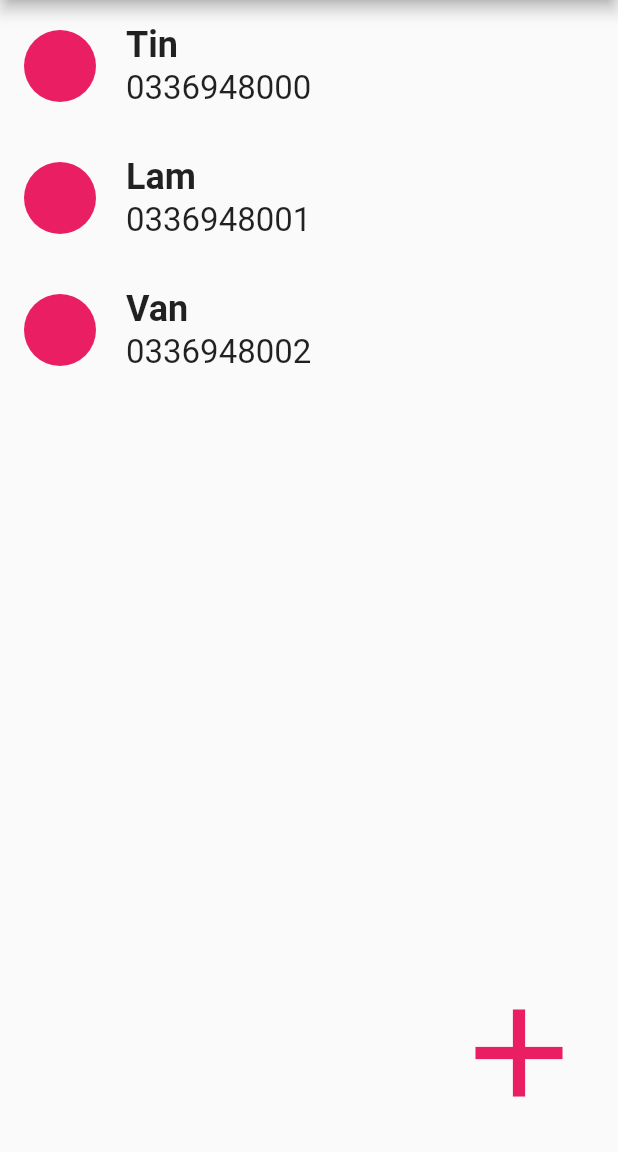
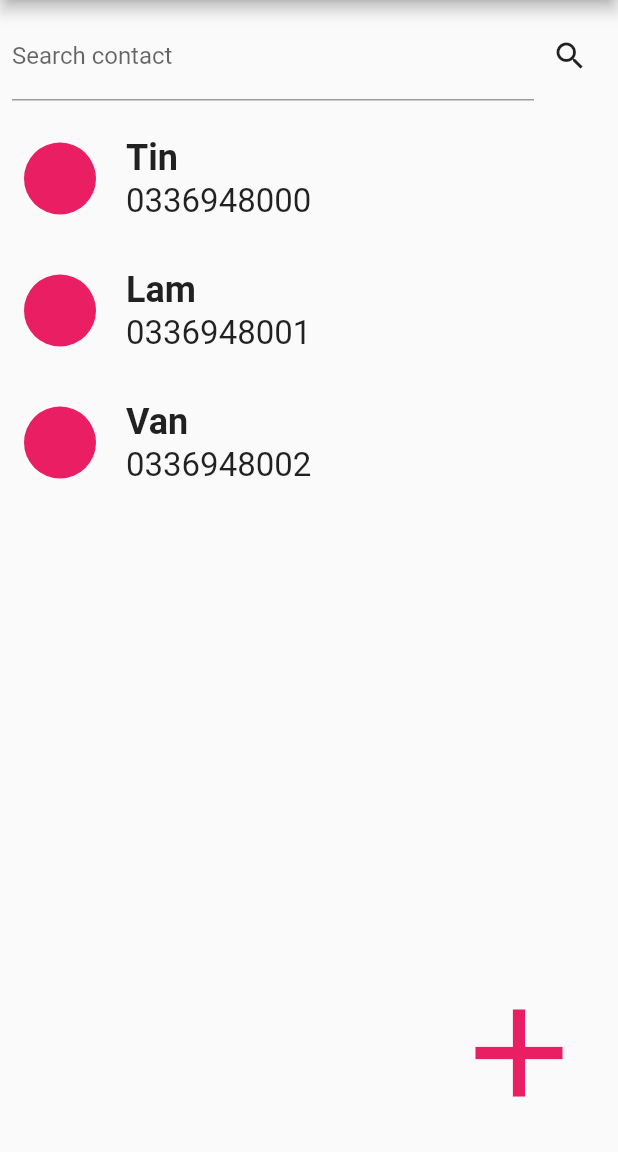
Before and after one commit to nuno314/contact-app-bloc-pattern, a Flutter app: the screen it shows after launch, on a phone screen of 412 x 824 dp, the part 84-1236 px from its top. Run offline on Flutter 3.47's test engine with Material 2 defaults, Android fonts, the phone set to English and light mode, and no system bars; our stand-ins replace flutter_bloc.

Commit message:
Update from Quan

```diff
--- a/lib/main.dart
+++ b/lib/main.dart
@@ -1,5 +1,4 @@
 import 'package:contact_listing_bloc/src/blocs/contacts/contacts_bloc.dart';
-import 'package:contact_listing_bloc/src/models/contacts.dart';
 import 'package:contact_listing_bloc/src/modules/contact/contact_list_page.dart';
 import 'package:flutter/material.dart';
 import 'package:flutter_bloc/flutter_bloc.dart';
@@ -17,17 +16,15 @@ class MyApp extends StatelessWidget {
     return MultiBlocProvider(
       providers: [
         BlocProvider(
-            create: (context) => ContactsBloc()
-              ..add(
-                LoadContacts(contacts: users),
-              )),
+          create: (context) => ContactsBloc(),
+        ),
       ],
       child: MaterialApp(
         theme: ThemeData(
             appBarTheme: AppBarTheme(
           color: Colors.pink.shade200,
         )),
-        home: ContactListScreen(),
+        home: const ContactListScreen(),
       ),
     );
   }
--- a/lib/src/blocs/contacts/contacts_event.dart
+++ b/lib/src/blocs/contacts/contacts_event.dart
@@ -1,14 +1,11 @@
 part of 'contacts_bloc.dart';
 
-@immutable
 abstract class ContactsEvent {}
 
 class LoadContacts extends ContactsEvent {
   final List<Contact> contacts;
 
-  LoadContacts({this.contacts = const <Contact>[]});
-
-  List<Contact> get _contacts => contacts;
+  LoadContacts({required this.contacts});
 }
 
 class AddContact extends ContactsEvent {
--- a/lib/src/blocs/contacts/contacts_state.dart
+++ b/lib/src/blocs/contacts/contacts_state.dart
@@ -1,18 +1,24 @@
 part of 'contacts_bloc.dart';
 
-@immutable
-abstract class ContactsState {}
+abstract class ContactsState {
+  final List<Contact> contacts;
 
-class ContactsLoading extends ContactsState {}
+
+  const ContactsState(this.contacts);
+}
+
+class ContactsLoading extends ContactsState {
+  const ContactsLoading(super.contacts);
+}
 
 class ContactsLoaded extends ContactsState {
-  final List<Contact> contacts;
-
-  ContactsLoaded({this.contacts = const <Contact>[]});
-
-  List<Object> get props => [contacts];
+  const ContactsLoaded(super.contacts);
 }
 
-class ContactDeleted extends ContactsState {}
+class ContactDeleted extends ContactsState {
+  const ContactDeleted(super.contacts);
+}
 
-class ContactUpdated extends ContactsState {}
+class ContactUpdated extends ContactsState {
+  const ContactUpdated(super.contacts);
+}
--- a/lib/src/modules/contact/add_contact_page.dart
+++ b/lib/src/modules/contact/add_contact_page.dart
@@ -17,17 +17,23 @@ class _CreateContactScreenState extends State<CreateContactScreen> {
   final TextEditingController _nameController = TextEditingController();
   final TextEditingController _phoneNumberController = TextEditingController();
 
+  ContactsBloc get bloc => BlocProvider.of(context);
+
   @override
   Widget build(BuildContext context) {
     final size = MediaQuery.of(context).size;
+
+    Contact? contact;
 
     if (widget.contact != null) {
       _nameController.text = widget.contact!.name;
       _phoneNumberController.text = widget.contact!.phoneNumber;
     }
+
     return Scaffold(
       appBar: AppBar(title: const Text('Add Contact')),
       body: BlocListener<ContactsBloc, ContactsState>(
+        bloc: bloc,
         listener: (context, state) {
           if (state is ContactsLoaded) {
             ScaffoldMessenger.of(context).showSnackBar(
@@ -35,7 +41,7 @@ class _CreateContactScreenState extends State<CreateContactScreen> {
                 content: Text('Contact Added'),
               ),
             );
-            Navigator.pop(context);
+            Navigator.of(context).pop(contact);
           }
         },
         child: Column(
@@ -62,24 +68,26 @@ class _CreateContactScreenState extends State<CreateContactScreen> {
                 padding: const EdgeInsets.all(16),
                 child: GestureDetector(
                   onTap: () {
-                    var contact = Contact(
+                    contact = Contact(
                       name: _nameController.text,
                       phoneNumber: _phoneNumberController.text,
-                      id: widget.contact!.id,
+                      id: widget.contact?.id,
                     );
+
+                    if (contact == null) {
+                      return;
+                    }
 
                     //Update
                     if (widget.contact != null) {
-                      context
-                          .read<ContactsBloc>()
-                          .add(UpdateContact(contact: contact));
+                      bloc.add(UpdateContact(contact: contact!));
                     }
 
                     //Add
                     else {
                       context
                           .read<ContactsBloc>()
-                          .add(AddContact(contact: contact));
+                          .add(AddContact(contact: contact!));
                     }
                   },
                   child: Container(
--- a/lib/src/modules/contact/contact_list_page.dart
+++ b/lib/src/modules/contact/contact_list_page.dart
@@ -4,15 +4,37 @@ import 'package:contact_listing_bloc/src/modules/contact/detail_contact_page.dar
 import 'package:flutter/material.dart';
 import 'package:flutter_bloc/flutter_bloc.dart';
 
-class ContactListScreen extends StatelessWidget {
+import '../../models/contacts.dart';
+
+class ContactListScreen extends StatefulWidget {
+  const ContactListScreen({Key? key}) : super(key: key);
+
+  @override
+  State<ContactListScreen> createState() => _ContactListScreenState();
+}
+
+class _ContactListScreenState extends State<ContactListScreen> {
+  ContactsBloc get bloc => BlocProvider.of(context);
+
+  @override
+  void initState() {
+    bloc.add(
+      LoadContacts(contacts: users),
+    );
+
+    super.initState();
+  }
+
   @override
   Widget build(BuildContext context) {
     return Scaffold(
         appBar: AppBar(title: const Text('Contact List')),
         floatingActionButton: GestureDetector(
           onTap: () {
-            Navigator.push(context,
-                MaterialPageRoute(builder: (context) => CreateContactScreen()));
+            Navigator.push(
+                context,
+                MaterialPageRoute(
+                    builder: (context) => const CreateContactScreen()));
           },
           child: const Icon(
             Icons.add,
@@ -33,18 +55,43 @@ class ContactListScreen extends StatelessWidget {
             } else if (state is ContactsLoaded) {
               print('ContactsLoaded');
 
-              return ListView(
+              return Column(
+                children: [
+                  Padding(
+                    padding: const EdgeInsets.all(8.0),
+                    child: Row(
+                      children: [
+                        const Expanded(
+                          child: TextField(
+                            decoration: InputDecoration(
+                              hintText: 'Please enter name',
+                              labelText: 'Search contact',
+                            ),
+                          ),
+                        ),
+                        IconButton(
+                          icon: const Icon(Icons.search),
+                          onPressed: () {},
+                        ),
+                      ],
+                    ),
+                  ),
+                  Expanded(
+                    child: ListView(
                       children: state.contacts
-                    .map((e) => Padding(
+                          .map((contact) => Padding(
                                 padding: const EdgeInsets.all(16),
-                          child: GestureDetector(
+                                child: InkWell(
                                   onTap: () {
                                     Navigator.push(
                                       context,
                                       MaterialPageRoute(
                                         builder: (context) => DetailContactPage(
-                                            contact: e,
-                                          )));
+                                          contactIndex:
+                                              state.contacts.indexOf(contact),
+                                        ),
+                                      ),
+                                    );
                                   },
                                   child: Row(
                                     children: [
@@ -58,10 +105,11 @@ class ContactListScreen extends StatelessWidget {
                                       Column(
                                         mainAxisAlignment:
                                             MainAxisAlignment.spaceAround,
-                                  crossAxisAlignment: CrossAxisAlignment.start,
+                                        crossAxisAlignment:
+                                            CrossAxisAlignment.start,
                                         children: [
                                           Text(
-                                      e.name,
+                                            contact.name,
                                             style: const TextStyle(
                                               fontWeight: FontWeight.bold,
                                               fontSize: 24,
@@ -71,8 +119,9 @@ class ContactListScreen extends StatelessWidget {
                                             height: 2,
                                           ),
                                           Text(
-                                      e.phoneNumber,
-                                      style: TextStyle(fontSize: 22),
+                                            contact.phoneNumber,
+                                            style:
+                                                const TextStyle(fontSize: 22),
                                           ),
                                         ],
                                       ),
@@ -81,9 +130,12 @@ class ContactListScreen extends StatelessWidget {
                                 ),
                               ))
                           .toList(),
+                    ),
+                  ),
+                ],
               );
             } else {
-              return Text('Error');
+              return const Text('Error');
             }
           },
         ));
```
Also changed, not shown: lib/src/blocs/contacts/contacts_bloc.dart (+10 -9 lines), lib/src/modules/contact/detail_contact_page.dart (+21 -15 lines), pubspec.lock. Lines whose indentation alone changed are shown as unchanged.
